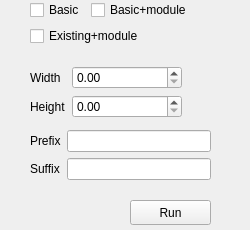
Old version of the form windows/AutoNumbering.ui in the repository sensehawk/qgis_plugin.
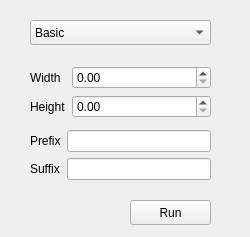
New version of the form. Custom widgets are drawn as their Qt base class.

```diff
--- a/windows/AutoNumbering.ui
+++ b/windows/AutoNumbering.ui
@@ -7,7 +7,7 @@
     <x>0</x>
     <y>0</y>
     <width>250</width>
-    <height>230</height>
+    <height>237</height>
    </rect>
   </property>
   <property name="sizePolicy">
@@ -25,45 +25,12 @@
   <property name="windowTitle">
    <string>Form</string>
   </property>
-  <widget class="QWidget" name="layoutWidget">
-   <property name="geometry">
-    <rect>
-     <x>30</x>
-     <y>0</y>
-     <width>189</width>
-     <height>54</height>
-    </rect>
-   </property>
-   <layout class="QFormLayout" name="formLayout_3">
-    <item row="0" column="0">
-     <widget class="QCheckBox" name="basic">
-      <property name="text">
-       <string>Basic</string>
-      </property>
-     </widget>
-    </item>
-    <item row="0" column="1">
-     <widget class="QCheckBox" name="basicAndmodule">
-      <property name="text">
-       <string>Basic+module</string>
-      </property>
-     </widget>
-    </item>
-    <item row="1" column="0" colspan="2">
-     <widget class="QCheckBox" name="existingAndmodule">
-      <property name="text">
-       <string>Existing+module</string>
-      </property>
-     </widget>
-    </item>
-   </layout>
-  </widget>
   <widget class="QWidget" name="layoutWidget_2">
    <property name="geometry">
     <rect>
      <x>30</x>
      <y>66</y>
-     <width>152</width>
+     <width>181</width>
      <height>60</height>
     </rect>
    </property>
@@ -139,6 +106,31 @@
     </item>
    </layout>
   </widget>
+  <widget class="QComboBox" name="stringnum_type">
+   <property name="geometry">
+    <rect>
+     <x>30</x>
+     <y>20</y>
+     <width>181</width>
+     <height>25</height>
+    </rect>
+   </property>
+   <item>
+    <property name="text">
+     <string>Basic</string>
+    </property>
+   </item>
+   <item>
+    <property name="text">
+     <string>Basic+module</string>
+    </property>
+   </item>
+   <item>
+    <property name="text">
+     <string>Existing+module</string>
+    </property>
+   </item>
+  </widget>
  </widget>
  <customwidgets>
   <customwidget>
```
